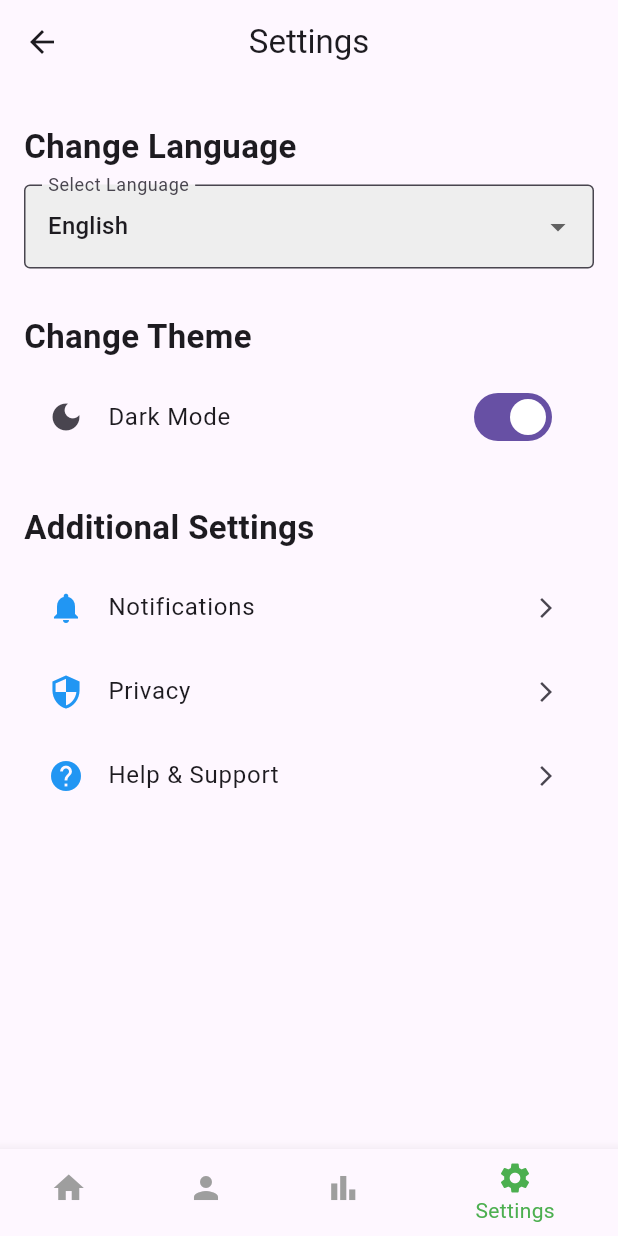
After one commit to Sachinbgithub/vidhan, a Flutter app: the BottomNav screen opened by its route, item 4 of the bottom bar chosen, after a tap on "Dark Mode", on a phone screen of 412 x 824 dp. The commit adds this screen. Run offline on Flutter 3.47's test engine with Material 3 defaults, Android fonts, the phone set to English and light mode, and no system bars; our stand-ins replace firebase_auth, firebase_core, youtube_player_flutter; accounts and stored records are empty; network calls fail.

Commit message:
bottom navigation bar added profile_page.dart created settings_page.dart created youtube video player added

```diff
--- a/lib/main.dart
+++ b/lib/main.dart
@@ -4,8 +4,11 @@ import 'package:flutter/material.dart';
 import 'package:firebase_core/firebase_core.dart';
 import 'package:vidhan/games/quize/screens/quiz_screen.dart';
 import 'package:vidhan/pages/homepage.dart';
+import 'package:vidhan/pages/settings_page.dart';
 import 'package:vidhan/pages/splashscreen.dart';
 import 'package:vidhan/pages/userAuth/login_page.dart';
+import 'package:vidhan/utility/bottom_nav.dart';
+
 
 void main() async {
   WidgetsFlutterBinding.ensureInitialized();
@@ -26,11 +29,15 @@ class MyApp extends StatelessWidget {
   Widget build(BuildContext context) {
     return MaterialApp(
       debugShowCheckedModeBanner: false,
-      home: const SplashScreenWrapper(),
+      home:
+      const SplashScreenWrapper(),
       routes: {
         '/home': (context) => const HomePage(),
         '/login': (context) => const LoginPage(),
         '/quiz': (context) => const QuizScreen(),
+        // '/profile': (context) => const ProfilePage(),
+        '/settings': (context) => SettingsPage(),
+        '/nav': (context) => const BottomNav(),
       },
     );
   }
@@ -53,7 +60,7 @@ class _SplashScreenWrapperState extends State<SplashScreenWrapper> {
       FirebaseAuth.instance.authStateChanges().listen((User? user) {
         if (user != null) {
           // Navigate to the home page if the user is signed in
-          Navigator.pushReplacementNamed(context, '/home');
+          Navigator.pushReplacementNamed(context, '/nav');
         } else {
           // Navigate to the login page if the user is not signed in
           Navigator.pushReplacementNamed(context, '/login');
--- a/lib/pages/homepage.dart
+++ b/lib/pages/homepage.dart
@@ -1,5 +1,11 @@
 import 'package:flutter/material.dart';
 import 'package:firebase_auth/firebase_auth.dart';
+import 'package:vidhan/main.dart';
+import 'package:vidhan/pages/profile_page.dart';
+import 'package:vidhan/pages/settings_page.dart';
+import 'package:vidhan/utility/bottom_nav.dart';
+
+import '../content/video_player_page.dart';
 
 class HomePage extends StatefulWidget {
   const HomePage({super.key});
@@ -16,43 +22,37 @@ class _HomePageState extends State<HomePage> {
           backgroundColor: Colors.grey,
           child: Column(
             children: [
-              DrawerHeader(
-                  child: Text("Vidhan"
-              )),
-              ListTile(
-                leading: const Icon(Icons.home),
-                title: const Text("Home"),
-                onTap: () {
-                  Navigator.pushReplacementNamed(context, '/home');
-                  // Handle profile tap
-                  Navigator.pop(context);
-                },
-              ),
-              ListTile(
-                leading: const Icon(Icons.person),
-                title: const Text("Profile"),
-                onTap: () {
-                  // Handle settings tap
-                  Navigator.pushReplacementNamed(context, '/profile');
-                  Navigator.pop(context);
-                },
-              ),
-              ListTile(
-                leading: const Icon(Icons.settings),
-                title: const Text("Settings"),
-                onTap: () {
-                  // Handle settings tap
-                  Navigator.pop(context);
-                },
-              ),
+              DrawerHeader(child: Text("Vidhan")),
+              // ListTile(
+              //   leading: const Icon(Icons.home),
+              //   title: const Text("Home"),
+              //   onTap: () {
+              //     // Navigator.popUntil(context, ModalRoute.withName('/home'));
+              //     // Navigator.pushReplacementNamed(context, '/home');
+              //     Navigator.pop(context);
+              //   },
+              // ),
+              // ListTile(
+              //   leading: const Icon(Icons.person),
+              //   title: const Text("Profile"),
+              //   onTap: () {
+              //     Navigator.pushNamedAndRemoveUntil(context, '/profile', (route) => false);
+              //     // Navigator.pop(context);
+              //   },
+              // ),
+              // ListTile(
+              //   leading: const Icon(Icons.settings),
+              //   title: const Text("Settings"),
+              //   onTap: () {
+              //     Navigator.pushNamed(context, '/settings');
+              //   },
+              // ),
               ListTile(
                 leading: const Icon(Icons.logout),
                 title: const Text("Sign out"),
-                onTap: () async{
+                onTap: () async {
                   await FirebaseAuth.instance.signOut();
                   Navigator.pushReplacementNamed(context, '/login');
-                  // Navigator.pop(context);
-                  // Handle settings tap
                 },
               ),
               // Add more ListTiles as needed
@@ -62,18 +62,46 @@ class _HomePageState extends State<HomePage> {
         appBar: AppBar(
           title: const Text("Vidhan"),
         ),
-        body: Column(
-          children: [
-            Container(
-              alignment: Alignment.center,
-              child: const Text("This is home page"),
 
-            ),
-            ElevatedButton(onPressed: (){
-              Navigator.pushNamed(context, '/quiz');
-            },
-                child: Text('Quiz'))
-          ],
+        body:
+        Center(
+          child: Column(
+            mainAxisAlignment: MainAxisAlignment.center,
+            children: [
+              Container( width: double.infinity, height: 80,
+                child: ElevatedButton(
+                  style: ElevatedButton.styleFrom(
+                    backgroundColor: Colors.red.shade300,
+                  ),
+                  onPressed: () {
+                    // Navigate to the YouTube Video Player page with a specific video ID
+                    Navigator.push(
+                      context,
+                      MaterialPageRoute(
+                        builder: (context) => YoutubeVideoPlayer(videoId: 'TBxo3IKYKow'), // Replace with your video ID
+                      ),
+                    );
+                  },
+                  child: Text('Play YouTube Video'),
+                ),
+              ),
+              Container(
+                width: double.infinity,
+                height: 80,
+                // decoration: BoxDecoration(color: Colors.blueGrey, borderRadius: BorderRadius.circular(50)),
+                child: ElevatedButton(
+                style: ElevatedButton.styleFrom(
+                  backgroundColor: Colors.blue.shade100,
+                ),
+                    onPressed: () {
+                      Navigator.pushNamed(context, '/quiz');
+                    },
+                    child: Text('Quiz'),
+              ),
+              ),
+
+            ],
+          ),
         ));
   }
 }
--- a/lib/pages/profile_page.dart
+++ b/lib/pages/profile_page.dart
@@ -1,12 +1,101 @@
 import 'package:flutter/material.dart';
 
 class ProfilePage extends StatelessWidget {
-  const ProfilePage({super.key});
+  final String name;
+  final int age;
+  final String profilePictureUrl;
+  final double progress;
+
+  // Constructor to receive data
+  ProfilePage({
+    required this.name,
+    required this.age,
+    required this.profilePictureUrl,
+    required this.progress,
+  });
 
   @override
   Widget build(BuildContext context) {
     return Scaffold(
-      body: Text("this is profile"),
+      appBar: AppBar(
+        title: Text('Profile'),
+        centerTitle: true,
+      ),
+      body: Padding(
+        padding: const EdgeInsets.all(16.0),
+        child: Column(
+          crossAxisAlignment: CrossAxisAlignment.center,
+          children: [
+            // Profile Picture
+            CircleAvatar(
+              radius: 70,
+              backgroundImage: NetworkImage(profilePictureUrl),
+              backgroundColor: Colors.grey.shade200,
+            ),
+            SizedBox(height: 20),
+
+            // Name
+            Text(
+              name,
+              style: TextStyle(
+                fontSize: 28,
+                fontWeight: FontWeight.bold,
+              ),
+            ),
+            SizedBox(height: 10),
+
+            // Age
+            Text(
+              'Age: $age',
+              style: TextStyle(
+                fontSize: 20,
+                color: Colors.grey[600],
+              ),
+            ),
+            SizedBox(height: 20),
+
+            // Progress
+            Text(
+              'Progress: ${progress.toStringAsFixed(0)}%',
+              style: TextStyle(
+                fontSize: 20,
+                fontWeight: FontWeight.w500,
+              ),
+            ),
+            SizedBox(height: 10),
+
+            // Progress Bar
+            Container(
+              width: double.infinity,
+              child: LinearProgressIndicator(
+                value: progress / 100, // Convert to a value between 0.0 and 1.0
+                minHeight: 20,
+                backgroundColor: Colors.grey[300],
+                color: Colors.blue,
+              ),
+            ),
+            SizedBox(height: 20),
+
+            // Edit Profile Button
+            ElevatedButton(
+              onPressed: () {
+                // Handle edit profile action
+              },
+              style: ElevatedButton.styleFrom(
+                backgroundColor: Colors.blue, // Button color
+                padding: EdgeInsets.symmetric(horizontal: 30, vertical: 15),
+                shape: RoundedRectangleBorder(
+                  borderRadius: BorderRadius.circular(30),
+                ),
+              ),
+              child: Text(
+                'Edit Profile',
+                style: TextStyle(fontSize: 18),
+              ),
+            ),
+          ],
+        ),
+      ),
     );
   }
 }
--- /dev/null
+++ b/lib/pages/settings_page.dart
@@ -0,0 +1,106 @@
+import 'package:flutter/material.dart';
+
+class SettingsPage extends StatefulWidget {
+  @override
+  _SettingsPageState createState() => _SettingsPageState();
+}
+
+class _SettingsPageState extends State<SettingsPage> {
+  bool _isDarkMode = false;
+  String _selectedLanguage = 'English';
+  final List<String> _languages = ['English', 'Spanish', 'French'];
+
+  @override
+  Widget build(BuildContext context) {
+    return Scaffold(
+      appBar: AppBar(
+        title: Text('Settings'),
+        centerTitle: true,
+      ),
+      body: Padding(
+        padding: const EdgeInsets.all(16.0),
+        child: ListView(
+          children: [
+            // Change Language Section
+            _buildSectionHeader('Change Language'),
+            _buildLanguageDropdown(),
+            SizedBox(height: 20),
+
+            // Change Theme Section
+            _buildSectionHeader('Change Theme'),
+            _buildThemeSwitch(),
+            SizedBox(height: 20),
+
+            // Additional Settings Section
+            _buildSectionHeader('Additional Settings'),
+            _buildListTile(Icons.notifications, 'Notifications', () {
+              // Handle Notifications
+            }),
+            _buildListTile(Icons.security, 'Privacy', () {
+              // Handle Privacy
+            }),
+            _buildListTile(Icons.help, 'Help & Support', () {
+              // Handle Help & Support
+            }),
+          ],
+        ),
+      ),
+    );
+  }
+
+  Widget _buildSectionHeader(String title) {
+    return Padding(
+      padding: const EdgeInsets.symmetric(vertical: 10.0),
+      child: Text(
+        title,
+        style: TextStyle(fontSize: 22, fontWeight: FontWeight.bold),
+      ),
+    );
+  }
+
+  Widget _buildLanguageDropdown() {
+    return DropdownButtonFormField<String>(
+      value: _selectedLanguage,
+      decoration: InputDecoration(
+        border: OutlineInputBorder(),
+        filled: true,
+        fillColor: Colors.grey[200],
+        labelText: 'Select Language',
+      ),
+      onChanged: (String? newValue) {
+        setState(() {
+          _selectedLanguage = newValue!;
+        });
+      },
+      items: _languages.map<DropdownMenuItem<String>>((String value) {
+        return DropdownMenuItem<String>(
+          value: value,
+          child: Text(value),
+        );
+      }).toList(),
+    );
+  }
+
+  Widget _buildThemeSwitch() {
+    return SwitchListTile(
+      title: Text('Dark Mode'),
+      value: _isDarkMode,
+      onChanged: (bool value) {
+        setState(() {
+          _isDarkMode = value;
+        });
+        // Implement theme change logic here
+      },
+      secondary: Icon(_isDarkMode ? Icons.dark_mode : Icons.light_mode),
+    );
+  }
+
+  Widget _buildListTile(IconData icon, String title, Function() onTap) {
+    return ListTile(
+      leading: Icon(icon, color: Colors.blue),
+      title: Text(title),
+      onTap: onTap,
+      trailing: Icon(Icons.arrow_forward_ios, size: 16),
+    );
+  }
+}
--- a/lib/pages/test.dart
+++ b/lib/pages/test.dart
@@ -1,17 +1,56 @@
 import 'package:flutter/material.dart';
+import 'package:firebase_auth/firebase_auth.dart';
 
-class Test extends StatefulWidget {
-  const Test({super.key});
+class ProfilePage2 extends StatelessWidget {
+  final FirebaseAuth _auth = FirebaseAuth.instance;
 
-  @override
-  State<Test> createState() => _TestState();
-}
-
-class _TestState extends State<Test> {
   @override
   Widget build(BuildContext context) {
     return Scaffold(
-      body: Image.asset('assets/logo.png', width: 100,height: 100,),
+      appBar: AppBar(
+        title: Text('Connection pending...'),
+      ),
+      body: FutureBuilder<User?>(
+        future: _fetchUserProfile(),
+        builder: (context, snapshot) {
+          if (snapshot.connectionState == ConnectionState.waiting) {
+            return Center(child: CircularProgressIndicator());
+          }
+
+          if (snapshot.hasError) {
+            return Center(child: Text('Error fetching user data'));
+          }
+
+          User? user = snapshot.data;
+
+          if (user == null) {
+            return Center(child: Text('No user signed in'));
+          }
+
+          return Padding(
+            padding: const EdgeInsets.all(16.0),
+            child: Column(
+              crossAxisAlignment: CrossAxisAlignment.start,
+              children: [
+                Text('Name: ${user.displayName ?? "No name available"}', style: TextStyle(fontSize: 20)),
+                SizedBox(height: 10),
+                Text('Email: ${user.email}', style: TextStyle(fontSize: 20)),
+                SizedBox(height: 10),
+                Text('User ID: ${user.uid}', style: TextStyle(fontSize: 20)),
+                SizedBox(height: 10),
+                user.photoURL != null
+                    ? Image.network(user.photoURL!)
+                    : Text('No profile picture available'),
+              ],
+            ),
+          );
+        },
+      ),
     );
   }
+
+  Future<User?> _fetchUserProfile() async {
+    User? user = _auth.currentUser;
+    return user;
+  }
 }
--- a/lib/pages/userAuth/firebase_auth_services.dart
+++ b/lib/pages/userAuth/firebase_auth_services.dart
@@ -5,7 +5,7 @@ class FirebaseAuthService{
 
   final FirebaseAuth _auth = FirebaseAuth.instance;
 
-  Future<User?> signUpWithEmailandPassword(BuildContext context, String email, String password)async{
+  Future<User?> signUpWithEmailandPassword(String username, BuildContext context, String email, String password)async{
     try {
       UserCredential credential=await _auth.createUserWithEmailAndPassword(email: email, password: password);
       return credential.user;
--- a/lib/pages/userAuth/login_page.dart
+++ b/lib/pages/userAuth/login_page.dart
@@ -149,7 +149,7 @@ class _LoginPageState extends State<LoginPage> {
     });
     if (user != null) {
       SnackBar(content: Text("sign in successfull"));
-      Navigator.pushNamedAndRemoveUntil(context, '/home', (route) => false);
+      Navigator.pushNamedAndRemoveUntil(context, '/nav', (route) => false);
     } else {
       print("error ocured");
     }
--- a/lib/pages/userAuth/signup_page.dart
+++ b/lib/pages/userAuth/signup_page.dart
@@ -10,7 +10,6 @@ class SignUpPage extends StatefulWidget {
   @override
   State<SignUpPage> createState() => _SignUpPageState();
 }
-
 
 class _SignUpPageState extends State<SignUpPage> {
   bool _isSignup = false;
@@ -143,9 +142,10 @@ class _SignUpPageState extends State<SignUpPage> {
       _isSignup = true;
     });
     String email= _emailController.text;
+    String username= _usernameController.text;
     String password= _passwordController.text;
 
-    User? user= await _auth.signUpWithEmailandPassword(context, email, password);
+    User? user= await _auth.signUpWithEmailandPassword(username,context, email, password);
 
     setState(() {
       _isSignup =false;
--- /dev/null
+++ b/lib/utility/bottom_nav.dart
@@ -0,0 +1,76 @@
+import 'package:flutter/material.dart';
+import 'package:vidhan/pages/homepage.dart';
+import 'package:vidhan/pages/profile_page.dart';
+import 'package:vidhan/pages/settings_page.dart';
+import 'package:vidhan/pages/test.dart';
+
+class BottomNav extends StatefulWidget {
+  const BottomNav({Key? key}) : super(key: key);
+
+  @override
+  _BottomNavState createState() => _BottomNavState();
+}
+
+class _BottomNavState extends State<BottomNav> {
+  int selectedindex = 0;
+  PageController pageController = PageController();
+
+  // List<Widget> widgets = [
+  //   Text('Home'),
+  //   Text('Search'),
+  //   Text('Add'),
+  //   Text('Profile'),
+  // ];
+  void onTapped(int index) {
+    setState(() {
+      selectedindex = index;
+    });
+    pageController.jumpToPage(index);
+  }
+
+  @override
+  Widget build(BuildContext context) {
+    return Scaffold(
+      // appBar: AppBar(title: Text('Bottom Nav')),
+      body: PageView(
+        controller: pageController,
+        children: [
+          HomePage(),
+          ProfilePage(name: 'sachin', age: 22, profilePictureUrl: 'https://i.pinimg.com/736x/9f/9f/bb/9f9fbb3b96703d08b68aaa8c34aba638.jpg', progress: 75,),
+          ProfilePage2(),
+          SettingsPage(),
+          // SnackbarWidget()
+        ],
+      ),
+      bottomNavigationBar: BottomNavigationBar(
+        items: const <BottomNavigationBarItem>[
+          BottomNavigationBarItem(
+              icon: Icon(
+                Icons.home,
+              ),
+              label: 'Home'),
+          BottomNavigationBarItem(
+              icon: Icon(
+                Icons.person,
+              ),
+              label: 'Profile'),
+          BottomNavigationBarItem(
+              icon: Icon(
+                Icons.bar_chart,
+              ),
+              label: 'Stats'),
+          BottomNavigationBarItem(
+              icon: Icon(
+                Icons.settings,
+              ),
+              label: 'Settings'),
+
+        ],
+        currentIndex: selectedindex,
+        selectedItemColor: Colors.green,
+        unselectedItemColor: Colors.grey,
+        onTap: onTapped,
+      ),
+    );
+  }
+}
--- a/pubspec.yaml
+++ b/pubspec.yaml
@@ -44,6 +44,7 @@ dev_dependencies:
   cloud_firestore: ^5.4.0
   firebase_storage: ^12.2.0
   fluttertoast: ^8.2.8
+  youtube_player_flutter: ^9.0.3
 
   # The "flutter_lints" package below contains a set of recommended lints to
   # encourage good coding practices. The lint set provided by the package is
```
Also changed, not shown: lib/content/video_player_page.dart (added, +59 -0 lines), lib/utility/drawer.dart (+59 -0 lines), pubspec.lock, 1 other file.
